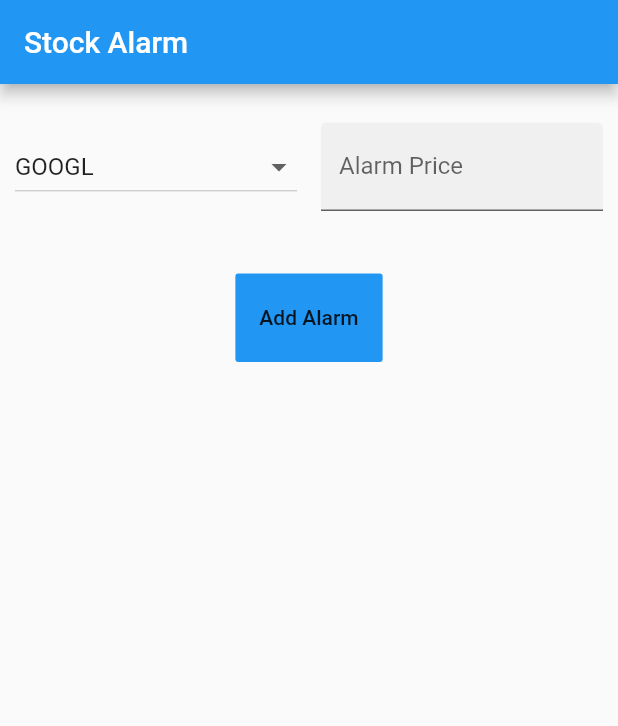
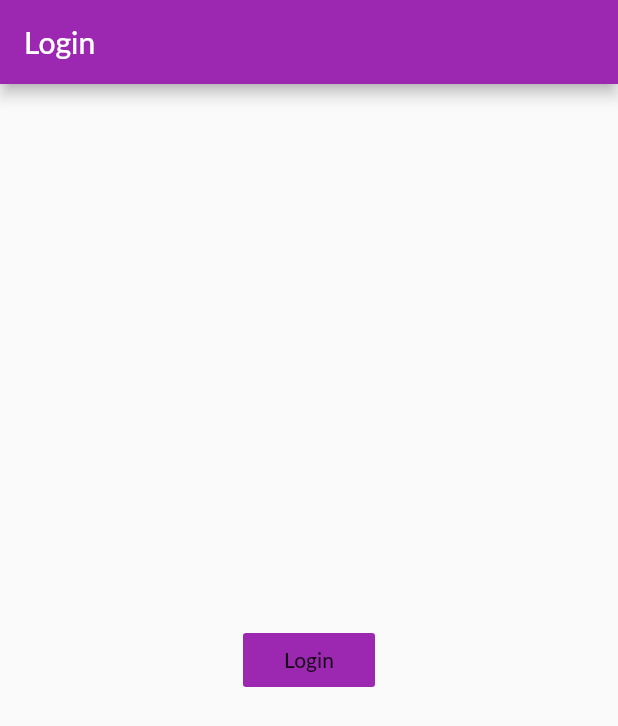
Before and after one commit to webclinic017/Stock-Alarm, a Flutter app: the screen it shows after launch, on a phone screen of 412 x 824 dp. Shown: the top 726 px of the screen. Run offline on Flutter 3.47's test engine with Material 2 defaults, Android fonts, the phone set to English and light mode, and no system bars; our stand-ins replace firebase_auth, firebase_database, firebase_messaging; accounts and stored records are empty; Roboto replaces fonts that are missing (Lato).

Commit message:
Added new Login Screen, moved the Alarms List into a Provider for global availability and moved the firebase logic therein

```diff
--- a/FlutterApp/lib/main.dart
+++ b/FlutterApp/lib/main.dart
@@ -1,221 +1,31 @@
 import 'package:flutter/material.dart';
-import 'models/alarm.dart';
-import 'package:firebase_messaging/firebase_messaging.dart';
-import 'package:firebase_auth/firebase_auth.dart';
-import 'package:firebase_database/firebase_database.dart';
+import 'screens/login_screen.dart';
+import 'package:provider/provider.dart';
+import 'screens/home_screen.dart';
+import 'providers/alarms.dart';
 
 void main() => runApp(MyApp());
 
 class MyApp extends StatelessWidget {
   @override
   Widget build(BuildContext context) {
-    return MaterialApp(
-      home: MyHomePage(),
+    return MultiProvider(
+      providers: [
+        ChangeNotifierProvider.value(
+          value: Alarms(),
+        ),
+      ],
+      child: MaterialApp(
+          title: 'Stock Alarm',
+          theme: ThemeData(
+            primarySwatch: Colors.purple,
+            accentColor: Colors.deepOrange,
+            fontFamily: 'Lato',
+          ),
+          home: LoginScreen(),
+          routes: {
+            HomeScreen.routeName: (ctx) => HomeScreen(),
+          }),
     );
   }
 }
-
-class MyHomePage extends StatefulWidget {
-  @override
-  _MyHomePageState createState() => _MyHomePageState();
-}
-
-class _MyHomePageState extends State<MyHomePage> {
-  var init = true;
-  var chosenSymbol =
-      "GOOGL"; // <= for Dropdown Menu initialization value, has to be a valid value
-  final myController = TextEditingController();
-
-  //dummy data
-  var pairs = <String>['AAPL', 'GOOGL', 'IBM'];
-  //List<Alarm> alarms = [Alarm("AAPL", 250.43), Alarm("GOOGL", 500.03)];
-  List<Alarm> alarms = [];
-  //List<String> pairs = ["AAPL"];
-
-  var userId;
-
-  @override
-  void dispose() {
-    myController.dispose();
-    super.dispose();
-  }
-
-  @override
-  void initState() {
-    /*  final _firebaseMessaging = FirebaseMessaging();
-    _firebaseMessaging.getToken().then((value) {
-      print(value);
-    }); */
-
-    FirebaseAuth.instance
-        .signInWithEmailAndPassword(email: "lol@fefe.de", password: "1234567");
-
-    FirebaseAuth.instance.currentUser().then((user) {
-      userId = user.uid;
-    });
-
-    FirebaseDatabase.instance.reference().child("Alarms").once().then((snap) {
-      print(snap.value);
-      print(snap.key);
-    });
-
-    super.initState();
-  }
-
-  void addAlarm(symbol, level) {
-    var alarm = Alarm(symbol, level);
-
-    FirebaseDatabase.instance
-        .reference()
-        .child('Alarms')
-        .child(alarm.id)
-        .set(alarm.toJson());
-
-    FirebaseDatabase.instance
-        .reference()
-        .child("Users")
-        .child(userId)
-        .child("Alarms")
-        .child(alarm.id)
-        .set(alarm.toJson());
-  }
-
-  @override
-  void didChangeDependencies() {
-    if (init) {
-      final _firebaseMessaging = FirebaseMessaging();
-      _firebaseMessaging.configure(
-        // ignore: missing_return
-        onMessage: (Map<String, dynamic> message) {
-          print('on message ${message}');
-          showDialog(
-              context: context,
-              builder: (BuildContext ctx) {
-                return AlertDialog(
-                  title: Text("ALARM"),
-                );
-              });
-        },
-        // ignore: missing_return
-        onResume: (Map<String, dynamic> message) {
-          print('on resume $message');
-        },
-        // ignore: missing_return
-        onLaunch: (Map<String, dynamic> message) {
-          print('on launch $message');
-        },
-      );
-      init = false;
-    }
-    super.didChangeDependencies();
-  }
-
-  @override
-  Widget build(BuildContext context) {
-    final appBar = AppBar(
-      title: Text('Stock Alarm'),
-    );
-    final deviceHeight = MediaQuery.of(context).size.height -
-        appBar.preferredSize.height -
-        (2 * 16) -
-        MediaQuery.of(context).padding.top;
-
-    print(deviceHeight);
-    print(MediaQuery.of(context).size.height);
-    print(appBar.preferredSize.height);
-    print(MediaQuery.of(context).padding.top);
-    //console.log(deviceHeight);
-
-    return Scaffold(
-      appBar: appBar,
-      body: Column(
-        children: <Widget>[
-          //Material example
-          Container(
-            //margin: EdgeInsets.all(15),
-            padding: EdgeInsets.all(10),
-            height: deviceHeight * 0.15,
-            child: Row(
-              children: <Widget>[
-                Expanded(
-                  child: LayoutBuilder(
-                    builder:
-                        (BuildContext context, BoxConstraints constraints) {
-                      return DropdownButton(
-                        hint: Container(
-                          width: constraints.maxWidth - 24,
-                          child: FittedBox(
-                            child: Text("Choose a Stocksymbol"),
-                            fit: BoxFit.fill,
-                          ),
-                        ),
-                        value: chosenSymbol,
-                        items: pairs.map((String value) {
-                          return DropdownMenuItem<String>(
-                            value: value,
-                            child: new Text(value),
-                          );
-                        }).toList(),
-                        onChanged: (newValue) {
-                          setState(() {
-                            chosenSymbol = newValue;
-                          });
-                        },
-                      );
-                    },
-                  ),
-                ),
-                SizedBox(
-                  width: 16.0,
-                ),
-                Flexible(
-                  child: TextField(
-                    keyboardType: TextInputType.number,
-                    decoration: InputDecoration(
-                        filled: true,
-                        hintText: 'Enter text',
-                        labelText: 'Alarm Price'),
-                    controller: myController,
-                  ),
-                ),
-              ],
-            ),
-          ),
-          SizedBox(
-            height: 16.0,
-          ),
-          Container(
-            height: deviceHeight * 0.08,
-            child: FlatButton(
-              onPressed: () {
-                double level = double.parse(myController.text);
-                addAlarm(chosenSymbol, level);
-              },
-              child: Text("Add Alarm"),
-              color: Theme.of(context).primaryColor,
-            ),
-          ),
-          SizedBox(
-            height: 16.0,
-          ),
-          Container(
-            height: deviceHeight * 0.77,
-            child: ListView.builder(
-              itemCount: alarms.length,
-              itemBuilder: (ctx, index) {
-                return ListTile(
-                  trailing: Text(
-                    alarms[index].symbol,
-                    style: TextStyle(fontWeight: FontWeight.bold),
-                  ),
-                  title: Text(alarms[index].level.toString() + "\$"),
-                );
-              },
-            ),
-          )
-          //Alternate
-        ],
-      ),
-    );
-  }
-}
--- a/FlutterApp/lib/models/alarm.dart
+++ b/FlutterApp/lib/models/alarm.dart
@@ -12,10 +12,14 @@ class Alarm {
     this.id = uuid.v1();
   }
 
-  Alarm.fromMap(Map snapshot, String id)
-      : this.id = id ?? '',
+  Alarm.fromMap(Map snapshot)
+      : this.id = Uuid().v1() ?? '',
         symbol = snapshot['symbol'] ?? '',
-        level = snapshot['name'] ?? '';
+        level = snapshot['level'] ?? '';
+
+  String toString() {
+    return "Alarm of Symbol $symbol at Level ${level.toString()}";
+  }
 
   toJson() {
     return {
--- /dev/null
+++ b/FlutterApp/lib/screens/login_screen.dart
@@ -0,0 +1,37 @@
+import 'package:flutter/material.dart';
+import 'package:firebase_auth/firebase_auth.dart';
+import 'home_screen.dart';
+import 'package:provider/provider.dart';
+import 'package:trading_alarm/providers/alarms.dart';
+import 'package:firebase_database/firebase_database.dart';
+
+class LoginScreen extends StatefulWidget {
+  @override
+  _LoginScreenState createState() => _LoginScreenState();
+}
+
+class _LoginScreenState extends State<LoginScreen> {
+  @override
+  Widget build(BuildContext context) {
+    final alarms = Provider.of<Alarms>(context, listen: false);
+
+    return Scaffold(
+      appBar: AppBar(title: Text("Login")),
+      body: Center(
+        child: FlatButton(
+          onPressed: () {
+            FirebaseAuth.instance.signInWithEmailAndPassword(
+                email: "lol@fefe.de", password: "1234567");
+
+            alarms
+                .connectToFirebase(); // <- turn this into a future and put navigator .push in then teil
+
+            Navigator.pushNamed(context, HomeScreen.routeName);
+          },
+          child: Text("Login"),
+          color: Theme.of(context).primaryColor,
+        ),
+      ),
+    );
+  }
+}
--- a/FlutterApp/pubspec.yaml
+++ b/FlutterApp/pubspec.yaml
@@ -19,6 +19,9 @@ environment:
 dependencies:
   flutter:
     sdk: flutter
+
+  provider: ^3.0.0
+  intl: ^0.15.8
 
   firebase_core: ^0.4.0+9
   firebase_messaging: ^5.1.6
```
Also changed, not shown: FlutterApp/lib/providers/alarms.dart (added, +64 -0 lines), FlutterApp/lib/screens/home_screen.dart (added, +186 -0 lines), FlutterApp/assets/fonts/Anton-Regular.ttf (added), FlutterApp/assets/fonts/Lato-Bold.ttf (added), FlutterApp/assets/fonts/Lato-Regular.ttf (added), FlutterApp/pubspec.lock.
